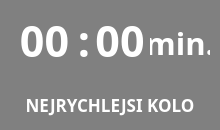
First picture: the form in bestroundbar.ui, repository aITy/24hoursRace, before the edit.
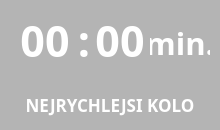
Second picture: the form after the edit.

```diff
--- a/bestroundbar.ui
+++ b/bestroundbar.ui
@@ -14,7 +14,7 @@
    <string>Form</string>
   </property>
   <property name="styleSheet">
-   <string notr="true">background: grey;</string>
+   <string notr="true">background: rgb(180, 180, 180);</string>
   </property>
   <widget class="QLabel" name="label">
    <property name="geometry">
@@ -46,9 +46,9 @@
   <widget class="QLabel" name="label_M">
    <property name="geometry">
     <rect>
-     <x>9</x>
+     <x>10</x>
      <y>0</y>
-     <width>71</width>
+     <width>70</width>
      <height>80</height>
     </rect>
    </property>
@@ -104,9 +104,9 @@
    <property name="geometry">
     <rect>
      <x>150</x>
-     <y>3</y>
+     <y>0</y>
      <width>60</width>
-     <height>80</height>
+     <height>85</height>
     </rect>
    </property>
    <property name="font">
@@ -169,13 +169,13 @@
    <property name="font">
     <font>
      <family>Radio Space Bold</family>
-     <pointsize>16</pointsize>
+     <pointsize>20</pointsize>
      <weight>75</weight>
      <bold>true</bold>
     </font>
    </property>
    <property name="styleSheet">
-    <string notr="true">color: black</string>
+    <string notr="true">color: rgb(29, 29, 29)</string>
    </property>
    <property name="text">
     <string/>
```
